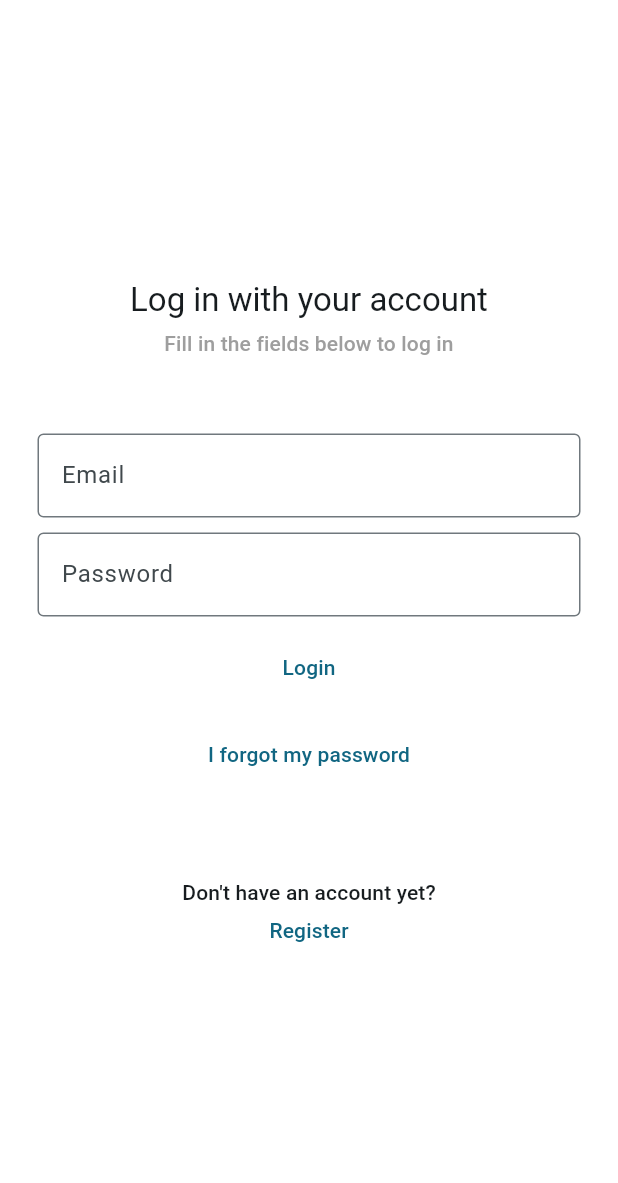
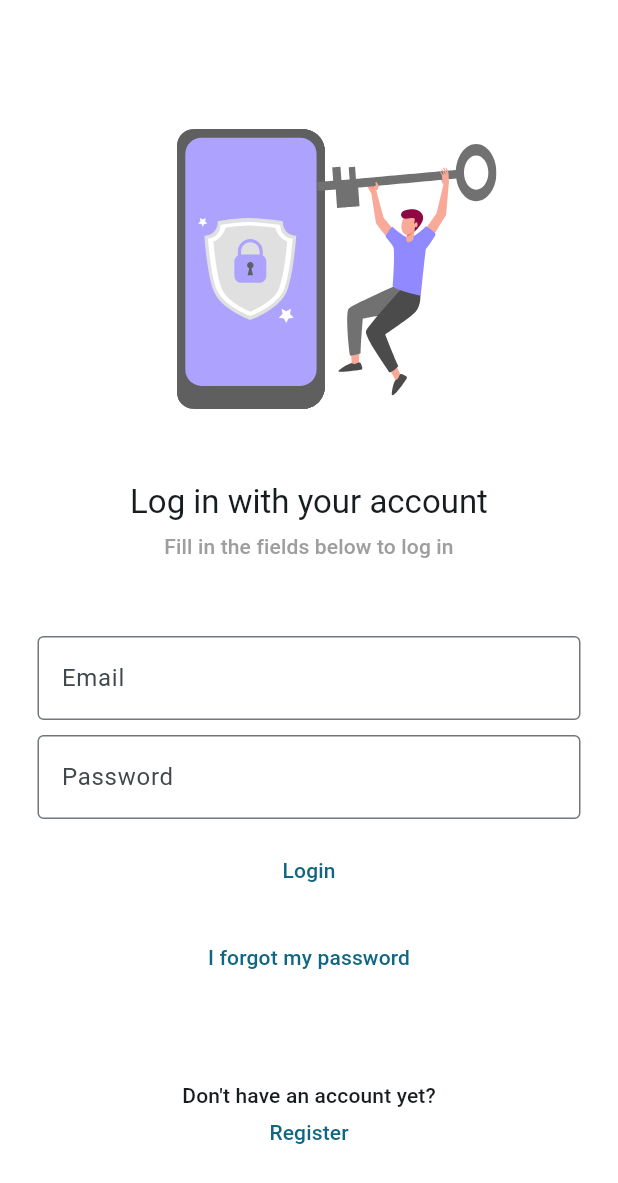
Before and after one commit to eduardoazvd17/investhelper, a Flutter app: the AuthPage screen opened by its route, on a phone screen of 412 x 824 dp. Shown: the top 1183 px of the screen. Run offline on Flutter 3.47's test engine with Material 3 defaults, Android fonts, the phone set to English and light mode, and no system bars; our stand-ins replace lottie; generated files the repository leaves out were written again.

Commit message:
Adding animation to auth page

```diff
--- a/lib/main.dart
+++ b/lib/main.dart
@@ -11,11 +11,7 @@ void main() {
 class InvestmentManagerApp extends StatelessWidget {
   const InvestmentManagerApp({super.key});
 
-  @override
-  Widget build(BuildContext context) {
-    return MaterialApp(
-      title: 'Investments Manager',
-      theme: ThemeData(
+  ThemeData get lightTheme => ThemeData(
         appBarTheme: const AppBarTheme(
           centerTitle: true,
           backgroundColor: Colors.white,
@@ -27,8 +23,9 @@ class InvestmentManagerApp extends StatelessWidget {
         ),
         scaffoldBackgroundColor: Colors.white,
         useMaterial3: true,
-      ),
-      darkTheme: ThemeData(
+      );
+
+  ThemeData get darkTheme => ThemeData(
         appBarTheme: const AppBarTheme(
           centerTitle: true,
           backgroundColor: Colors.black,
@@ -41,7 +38,14 @@ class InvestmentManagerApp extends StatelessWidget {
         primaryColor: Colors.blueGrey,
         scaffoldBackgroundColor: Colors.black,
         useMaterial3: true,
-      ),
+      );
+
+  @override
+  Widget build(BuildContext context) {
+    return MaterialApp(
+      title: 'Investments Manager',
+      theme: lightTheme,
+      darkTheme: darkTheme,
       localizationsDelegates: AppLocalizations.localizationsDelegates,
       supportedLocales: AppLocalizations.supportedLocales,
       localeResolutionCallback: (locale, supportedLocales) {
--- a/lib/src/features/auth/views/auth_page.dart
+++ b/lib/src/features/auth/views/auth_page.dart
@@ -1,6 +1,8 @@
 import 'package:flutter/material.dart';
+import 'package:flutter/widgets.dart';
 import 'package:investmentmanager/src/features/investments/views/investments_page.dart';
 import 'package:investmentmanager/src/l10n/l10n.dart';
+import 'package:lottie/lottie.dart';
 
 class AuthPage extends StatefulWidget {
   static const String routeName = "/auth";
@@ -51,6 +53,13 @@ class _AuthPageState extends State<AuthPage> {
               child: Column(
                 mainAxisAlignment: MainAxisAlignment.spaceEvenly,
                 children: [
+                  Padding(
+                    padding: const EdgeInsets.only(bottom: 20),
+                    child: SizedBox(
+                      height: 250,
+                      child: Lottie.asset('assets/animations/auth.json'),
+                    ),
+                  ),
                   _titleWidget,
                   Padding(
                     padding: const EdgeInsets.symmetric(vertical: 50),
```
Also changed, not shown: assets/animations/auth.json (added, +1 -0 lines).
